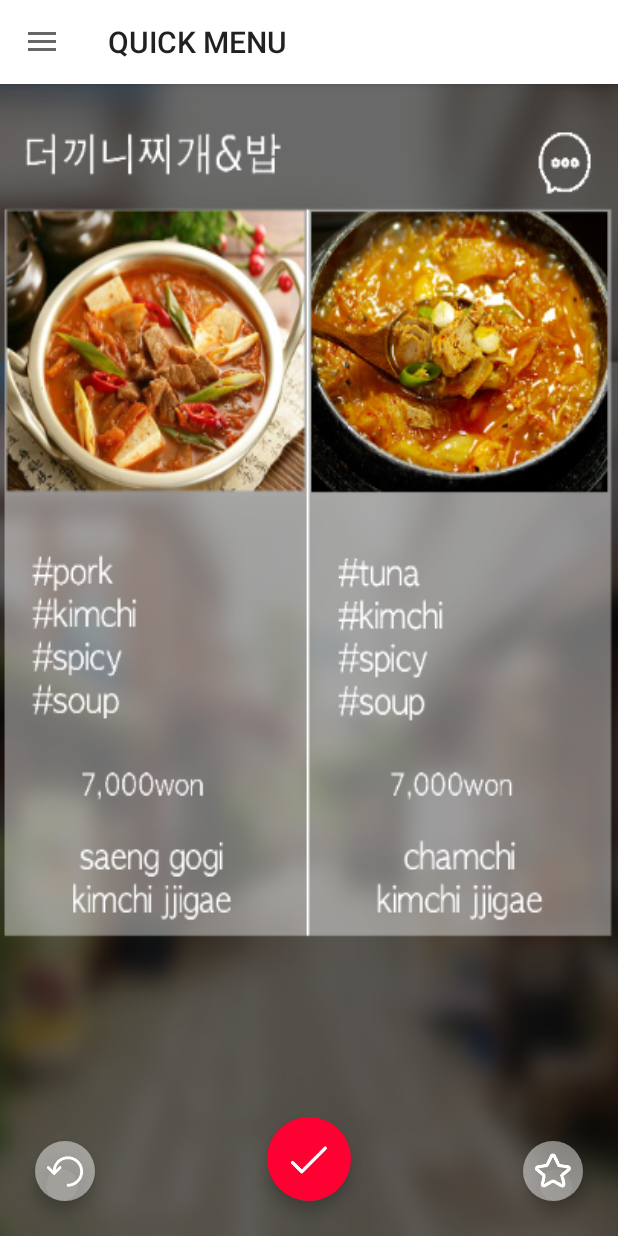
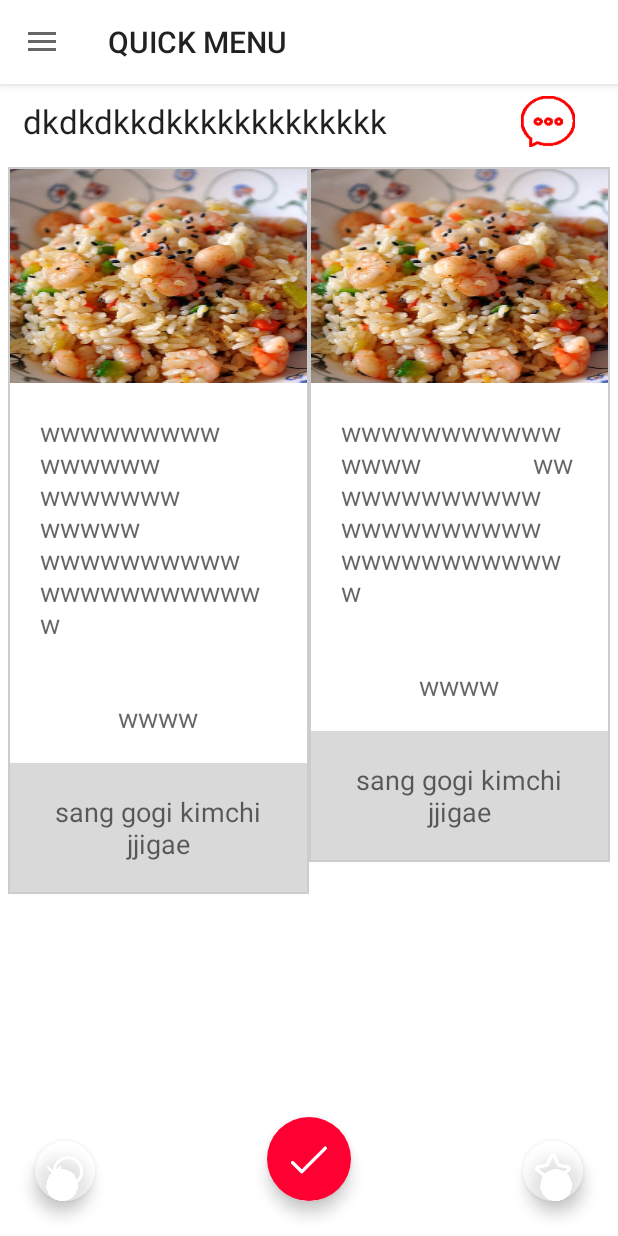
Before and after one commit to hojunyoo/HelloStranger, an Android app: the MainActivity screen opened directly, with no data from a screen before it, after a tap on an icon or button, on a phone screen of 412 x 824 dp. Run offline under Robolectric (Android 15) with nearby library versions, the phone set to English and light mode, and no system bars; 2 statements that could not run were skipped.

Commit message:
quick menu 동적 view xml 작업 완료

```diff
--- a/app/src/main/java/com/example/secpc/hellostranger/activity/JoinActivity.java
+++ b/app/src/main/java/com/example/secpc/hellostranger/activity/JoinActivity.java
@@ -15,7 +15,7 @@ import com.example.secpc.hellostranger.data.User;
 
 public class JoinActivity extends AppCompatActivity {
     int languageData=-1;
-    public static int JOINPAGE=0;
+    public static String JOINPAGE="0";
     ImageButton[] buttons_languages = new ImageButton[4];
     @Override
     protected void onCreate(Bundle savedInstanceState) {
--- a/app/src/main/java/com/example/secpc/hellostranger/activity/MainActivity.java
+++ b/app/src/main/java/com/example/secpc/hellostranger/activity/MainActivity.java
@@ -30,7 +30,7 @@ public class MainActivity extends AppCompatActivity
     public FloatingActionButton floating_back;
     public FloatingActionButton floating_select;
     public FloatingActionButton floating_keep;
-    public static int MAINPAGE=1;
+    public static String MAINPAGE="1";
     public Toolbar toolbar;
     @Override
     protected void onCreate(Bundle savedInstanceState) {
--- a/app/src/main/java/com/example/secpc/hellostranger/activity/SettingTabooActivity.java
+++ b/app/src/main/java/com/example/secpc/hellostranger/activity/SettingTabooActivity.java
@@ -24,7 +24,7 @@ public class SettingTabooActivity extends Activity {
     String id;
     String password;
     String language;
-    String pageType;
+    String pageType="0";
     ImageButton[] taboo = new ImageButton[7];
     @Override
     protected void onCreate(Bundle savedInstanceState) {
--- a/app/src/main/java/com/example/secpc/hellostranger/activity/SplashActivity.java
+++ b/app/src/main/java/com/example/secpc/hellostranger/activity/SplashActivity.java
@@ -10,6 +10,7 @@ import android.widget.ImageView;
 import com.bumptech.glide.Glide;
 import com.bumptech.glide.request.target.GlideDrawableImageViewTarget;
 import com.example.secpc.hellostranger.R;
+import com.example.secpc.hellostranger.controller.ServerRequest;
 
 /**
  * An example full-screen activity that shows and hides the system UI (i.e.
@@ -26,6 +27,14 @@ public class SplashActivity extends AppCompatActivity {
         * gif file with glide image loading
         */
         ImageView splashView = (ImageView) findViewById(R.id.fullscreen_content_controls);
+        ServerRequest.sendQuickMenuRequest(getApplicationContext(), ServerRequest.SeverUrl+"streets/manu_pan?beacon_id=uzqxdbpwheomjatgklrs170350");
+        ServerRequest.sendQuickMenuRequest(getApplicationContext(), ServerRequest.SeverUrl+"streets/manu_pan?beacon_id=kfdrpwbmjnutahzisloc197033");
+        ServerRequest.sendQuickMenuRequest(getApplicationContext(), ServerRequest.SeverUrl+"streets/manu_pan?beacon_id=pbftlzeusymqhwgxjnak204675");
+        ServerRequest.sendQuickMenuRequest(getApplicationContext(), ServerRequest.SeverUrl+"streets/manu_pan?beacon_id=oesglxniztvbmycjfqrp212125");
+        ServerRequest.sendQuickMenuRequest(getApplicationContext(), ServerRequest.SeverUrl+"streets/manu_pan?beacon_id=bcygkxdwazsfilujvopm239331");
+        ServerRequest.sendQuickMenuRequest(getApplicationContext(), ServerRequest.SeverUrl+"streets/manu_pan?beacon_id=buzheilkwcxrvdgspatn252154");
+        ServerRequest.sendQuickMenuRequest(getApplicationContext(), ServerRequest.SeverUrl+"streets/manu_pan?beacon_id=uozvygwbpcmkrnjdxitl258705");
+
         GlideDrawableImageViewTarget imageViewTarget = new GlideDrawableImageViewTarget(splashView);
         if(splashView != null)
             Glide.with(this).load(R.drawable.splash_hello_stranger0).crossFade().into(imageViewTarget);
--- a/app/src/main/java/com/example/secpc/hellostranger/controller/DataInstance.java
+++ b/app/src/main/java/com/example/secpc/hellostranger/controller/DataInstance.java
@@ -1,6 +1,9 @@
 package com.example.secpc.hellostranger.controller;
 
+import com.example.secpc.hellostranger.data.Store;
 import com.example.secpc.hellostranger.data.User;
+
+import java.util.ArrayList;
 
 /**
  * Created by sejini on 2016-12-06.
@@ -8,6 +11,9 @@ import com.example.secpc.hellostranger.data.User;
 
 public class DataInstance {
     private static User user;
+    // ArrayList 생성
+    public static ArrayList store = new ArrayList<Store>();
+    public static int storeIndex=0;
 
     public static User getUser() {
         return user;
--- a/app/src/main/java/com/example/secpc/hellostranger/controller/ServerRequest.java
+++ b/app/src/main/java/com/example/secpc/hellostranger/controller/ServerRequest.java
@@ -117,9 +117,9 @@ public class ServerRequest extends Application{
                     public void onResponse(JSONObject response) {
                      try
                         {
-                            Log.d("여긴왔니?", "응");
-                            instanceStore.setStoreId(response.getString("store_id"));
-                            Log.d("stingid : ", instanceStore.getStoreId());
+                            Store store = new Store();
+                            store.setStoreId(response.getString("store_id"));
+                           Log.d("여기는? : ", store.getStoreId());
                            JSONArray datas = response.getJSONArray("menu");
                             int size = datas.length();
                             Log.i("size", String.valueOf(size));
@@ -161,6 +161,10 @@ public class ServerRequest extends Application{
                                 }
 
                             }
+                            store.setMenus(instanceMenu);
+                            DataInstance.store.add(store);
+                            Log.d("가게이름 : ", (DataInstance.store).get(DataInstance.storeIndex).getClass().getName());
+                            DataInstance.storeIndex=(DataInstance.storeIndex+1)%10;
                         }
                         catch (Exception e)
                         {
--- a/app/src/main/res/layout/fragment_quick_menu.xml
+++ b/app/src/main/res/layout/fragment_quick_menu.xml
@@ -4,24 +4,14 @@
     android:layout_height="match_parent"
     xmlns:app="http://schemas.android.com/apk/res-auto"
     tools:context=".activity.QuickMenuFragment">
-    <ImageView
-        android:layout_width="match_parent"
-        android:layout_height="match_parent"
-        android:background="@drawable/quick_sullungtang_menu"
-        android:visibility="visible"
+
+    <include layout="@layout/quickmenu_flipview"
         android:id="@+id/flipview3" />
 
-    <ImageView
-        android:layout_width="match_parent"
-        android:layout_height="match_parent"
-        android:background="@drawable/quick_ganjang_menu"
-        android:visibility="visible"
+    <include layout="@layout/quickmenu_flipview"
         android:id="@+id/flipview2" />
 
 
-    <ImageView
-        android:layout_width="match_parent"
-        android:layout_height="match_parent"
-        android:background="@drawable/quick_thekkini_menu"
-        android:id="@+id/flipview" />
+    <include layout="@layout/quickmenu_flipview"
+        android:id="@+id/flipview1" />
 </FrameLayout>
--- /dev/null
+++ b/app/src/main/res/layout/quickmenu_flipview.xml
@@ -0,0 +1,125 @@
+<?xml version="1.0" encoding="utf-8"?>
+<LinearLayout xmlns:android="http://schemas.android.com/apk/res/android"
+    android:layout_width="match_parent"
+    android:layout_height="match_parent"
+    android:background="@color/white"
+    android:orientation="vertical">
+
+    <LinearLayout
+        android:layout_width="match_parent"
+        android:layout_height="50dp"
+        android:orientation="horizontal">
+
+        <TextView
+            android:layout_width="match_parent"
+            android:layout_height="wrap_content"
+            android:layout_gravity="center"
+            android:textAppearance="?android:attr/textAppearanceLarge"
+            android:layout_marginLeft="15dp"
+            android:text="dkdkdkkdkkkkkkkkkkkkk"
+            android:id="@+id/quickMenu_store_name"
+            android:layout_weight="8"/>
+
+        <ImageView
+            android:layout_width="wrap_content"
+            android:layout_height="wrap_content"
+            android:layout_weight="1"
+            android:padding="8dp"
+            android:src="@drawable/quick_chat_icon"
+            />
+    </LinearLayout>
+
+    <LinearLayout
+        android:orientation="horizontal"
+        android:layout_width="match_parent"
+        android:layout_height="wrap_content"
+        android:padding="5dp">
+        <LinearLayout
+            android:layout_width="match_parent"
+            android:layout_height="wrap_content"
+            android:orientation="vertical"
+            android:padding="1dp"
+            android:background="@color/grayborder"
+            android:layout_weight="1">
+
+            <ImageView
+                android:layout_width="match_parent"
+                android:layout_height="wrap_content"
+                android:scaleType="fitXY"
+                android:id="@+id/quickMenu_menu1_image"
+                android:src="@drawable/home_rice"/>
+            <TextView
+                android:layout_width="match_parent"
+                android:layout_height="wrap_content"
+                android:padding="20dp"
+                android:id="@+id/quickMenu_menu1_text"
+                android:background="@color/white"
+                android:textAppearance="?android:attr/textAppearanceMedium"
+                android:text="wwwwwwwwwwwwwww                wwwwwwwwwwww           wwwwwwwwww                wwwwwwwwwwww"/>
+            <TextView
+                android:layout_width="match_parent"
+                android:layout_height="wrap_content"
+                android:padding="18dp"
+                android:background="@color/white"
+                android:gravity="center"
+                android:id="@+id/quickMenu_menu1_price"
+                android:textAppearance="?android:attr/textAppearanceMedium"
+                android:text="wwww"/>
+
+            <TextView
+                android:layout_width="match_parent"
+                android:layout_height="wrap_content"
+                android:padding="20dp"
+                android:gravity="center"
+                android:id="@+id/quickMenu_menu1_name"
+                android:background="@color/grayscale"
+                android:textAppearance="?android:attr/textAppearanceMedium"
+                android:text="sang gogi kimchi jjigae"/>
+        </LinearLayout>
+
+        <LinearLayout
+            android:layout_width="match_parent"
+            android:layout_height="wrap_content"
+            android:orientation="vertical"
+            android:padding="1dp"
+            android:background="@color/grayborder"
+            android:layout_weight="1">
+
+            <ImageView
+                android:layout_width="match_parent"
+                android:layout_height="wrap_content"
+                android:scaleType="fitXY"
+                android:src="@drawable/home_rice"
+                android:id="@+id/quickMenu_menu2_image"
+                 />
+
+            <TextView
+                android:layout_width="match_parent"
+                android:layout_height="wrap_content"
+                android:padding="20dp"
+                android:background="@color/white"
+                android:id="@+id/quickMenu_menu2_text"
+                android:textAppearance="?android:attr/textAppearanceMedium"
+                android:text="wwwwwwwwwwwwwww                wwwwwwwwwwww    wwwwwwwwww                wwwwwwwwwwww"/>
+            <TextView
+                android:layout_width="match_parent"
+                android:layout_height="wrap_content"
+                android:padding="18dp"
+                android:gravity="center"
+                android:background="@color/white"
+                android:id="@+id/quickMenu_menu2_price"
+                android:textAppearance="?android:attr/textAppearanceMedium"
+                android:text="wwww"/>
+
+            <TextView
+                android:layout_width="match_parent"
+                android:layout_height="wrap_content"
+                android:padding="20dp"
+                android:gravity="center"
+                android:background="@color/grayscale"
+                android:id="@+id/quickMenu_menu2_name"
+                android:textAppearance="?android:attr/textAppearanceMedium"
+                android:text="sang gogi kimchi jjigae"/>
+        </LinearLayout>
+    </LinearLayout>
+</LinearLayout>
--- a/app/src/main/res/values/colors.xml
+++ b/app/src/main/res/values/colors.xml
@@ -18,4 +18,9 @@
     <color name="white">#FFFFFF</color>
     <color name="black">#000000</color>
     <color name="TestGreen">#00CC99</color>
+
+    <!--quickmenu-->
+
+    <color name="grayscale">#d9d9d9</color>
+    <color name="grayborder">#cccccc</color>
 </resources>
```
Also changed, not shown: app/src/main/AndroidManifest.xml (+4 -4 lines), app/src/main/res/drawable/quick_chat_icon.png (added).
